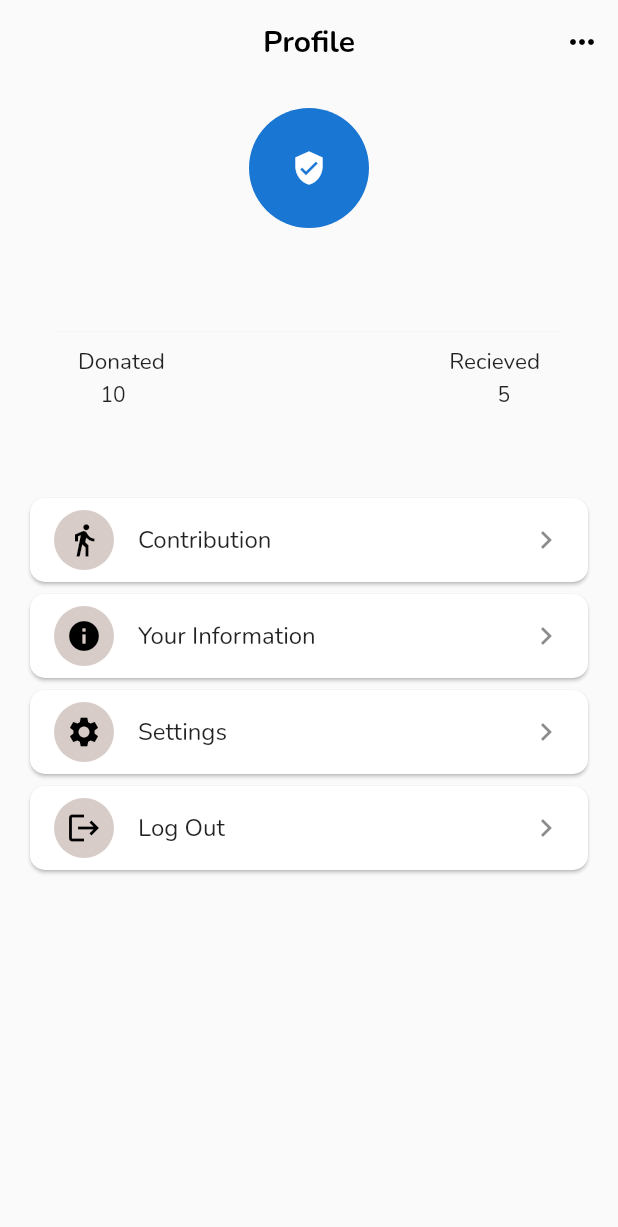
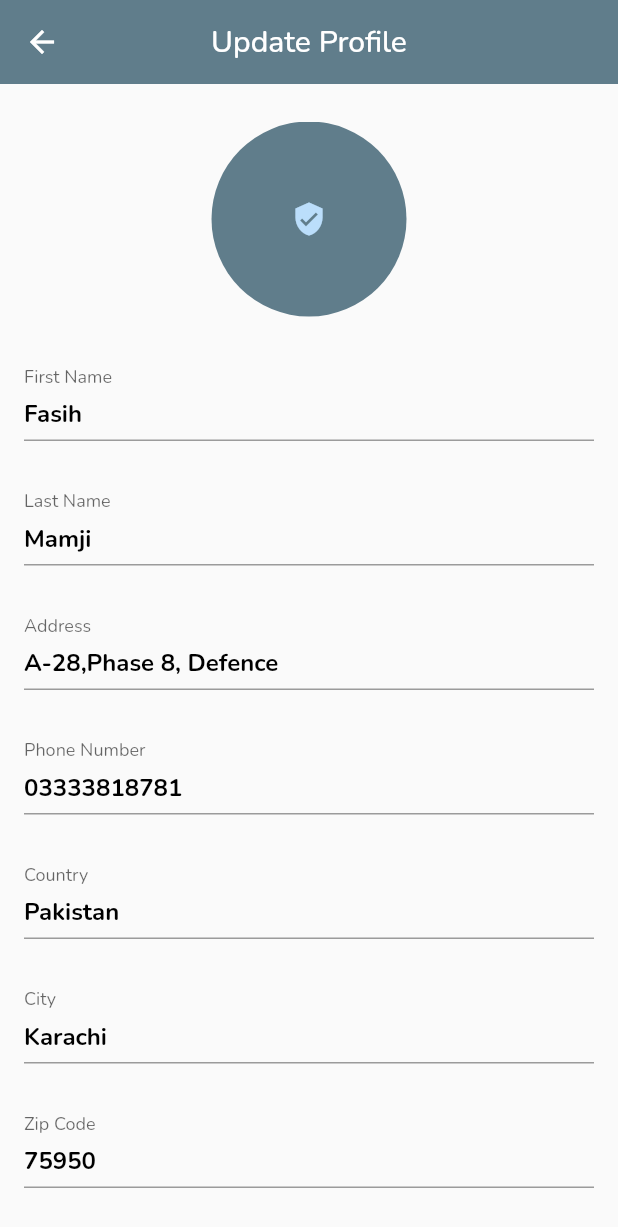
Before and after one commit to fasihmamji/Medicare, a Flutter app: the Myprofile screen opened directly, after a tap on the "keyboard control" icon, on a phone screen of 412 x 824 dp. Shown: the top 1227 px of the screen. Run offline on Flutter 3.47's test engine with Material 2 defaults, Android fonts, the phone set to English and light mode, and no system bars; our stand-ins replace cloud_firestore, firebase_auth, firebase_core, google_fonts; accounts and stored records are empty.

Commit message:
Update Profile Fixed

```diff
--- /dev/null
+++ b/lib/editprofile.dart
@@ -0,0 +1,196 @@
+import 'package:flutter/material.dart';
+
+class Editprofile extends StatefulWidget {
+  const Editprofile({Key? key}) : super(key: key);
+
+  @override
+  _EditprofileState createState() => _EditprofileState();
+}
+
+class _EditprofileState extends State<Editprofile> {
+  @override
+  Widget build(BuildContext context) {
+    return Scaffold(
+      appBar: AppBar(
+        centerTitle: true,
+        backgroundColor: Colors.blueGrey,
+        elevation: 0,
+        title: Text('Update Profile'),
+      ),
+      body: Container(
+        padding: EdgeInsets.only(left: 16, top: 25, right: 16),
+        child: GestureDetector(
+          onTap: () {
+            FocusScope.of(context).unfocus();
+          },
+          child: ListView(
+            children: [
+              // Text('Edit Profile',
+              // style: TextStyle(fontSize: 25, fontWeight: FontWeight.w500, fontFamily: 'SourceSansPro'),
+              // ),
+              // SizedBox(
+              //   height: 15,
+              // ),
+              Center(
+                child: Stack(
+                  children: [
+                    Container(
+                      width: 130,
+                      height: 130,
+                      child: CircleAvatar(
+                        radius: 60,
+                        backgroundColor: Colors.blueGrey,
+                        child: Center(
+                          child: Icon(Icons.verified_user),
+                        ),
+                      ),
+                    ),
+                  ],
+                ),
+              ),
+              SizedBox(
+                height: 35,
+              ),
+              TextField(
+                decoration: InputDecoration(
+                  contentPadding: EdgeInsets.only(bottom: 3),
+                  labelText: 'First Name',
+                  floatingLabelBehavior: FloatingLabelBehavior.always,
+                  hintText: 'Fasih',
+                  hintStyle: TextStyle(
+                      fontSize: 16,
+                      fontWeight: FontWeight.bold,
+                      color: Colors.black),
+                ),
+              ),
+              SizedBox(
+                height: 35,
+              ),
+              TextField(
+                decoration: InputDecoration(
+                  contentPadding: EdgeInsets.only(bottom: 3),
+                  labelText: 'Last Name',
+                  floatingLabelBehavior: FloatingLabelBehavior.always,
+                  hintText: 'Mamji',
+                  hintStyle: TextStyle(
+                      fontSize: 16,
+                      fontWeight: FontWeight.bold,
+                      color: Colors.black),
+                ),
+              ),
+              SizedBox(
+                height: 35,
+              ),
+              TextField(
+                decoration: InputDecoration(
+                  contentPadding: EdgeInsets.only(bottom: 3),
+                  labelText: 'Address',
+                  floatingLabelBehavior: FloatingLabelBehavior.always,
+                  hintText: 'A-28,Phase 8, Defence',
+                  hintStyle: TextStyle(
+                      fontSize: 16,
+                      fontWeight: FontWeight.bold,
+                      color: Colors.black),
+                ),
+              ),
+              SizedBox(
+                height: 35,
+              ),
+              TextField(
+                decoration: InputDecoration(
+                  contentPadding: EdgeInsets.only(bottom: 3),
+                  labelText: 'Phone Number',
+                  floatingLabelBehavior: FloatingLabelBehavior.always,
+                  hintText: '03333818781',
+                  hintStyle: TextStyle(
+                      fontSize: 16,
+                      fontWeight: FontWeight.bold,
+                      color: Colors.black),
+                ),
+              ),
+              SizedBox(
+                height: 35,
+              ),
+              TextField(
+                decoration: InputDecoration(
+                  contentPadding: EdgeInsets.only(bottom: 3),
+                  labelText: 'Country',
+                  floatingLabelBehavior: FloatingLabelBehavior.always,
+                  hintText: 'Pakistan',
+                  hintStyle: TextStyle(
+                      fontSize: 16,
+                      fontWeight: FontWeight.bold,
+                      color: Colors.black),
+                ),
+              ),
+              SizedBox(
+                height: 35,
+              ),
+              TextField(
+                decoration: InputDecoration(
+                  contentPadding: EdgeInsets.only(bottom: 3),
+                  labelText: 'City',
+                  floatingLabelBehavior: FloatingLabelBehavior.always,
+                  hintText: 'Karachi',
+                  hintStyle: TextStyle(
+                      fontSize: 16,
+                      fontWeight: FontWeight.bold,
+                      color: Colors.black),
+                ),
+              ),
+              SizedBox(
+                height: 35,
+              ),
+              TextField(
+                decoration: InputDecoration(
+                  contentPadding: EdgeInsets.only(bottom: 3),
+                  labelText: 'Zip Code',
+                  floatingLabelBehavior: FloatingLabelBehavior.always,
+                  hintText: '75950',
+                  hintStyle: TextStyle(
+                      fontSize: 16,
+                      fontWeight: FontWeight.bold,
+                      color: Colors.black),
+                ),
+              ),
+              SizedBox(height: 35),
+              Row(
+                mainAxisAlignment: MainAxisAlignment.spaceBetween,
+                children: [
+                  OutlineButton(
+                    padding: EdgeInsets.symmetric(horizontal: 50),
+                    shape: RoundedRectangleBorder(
+                        borderRadius: BorderRadius.circular(20)),
+                    onPressed: () {},
+                    child: Text(
+                      'Cancel',
+                      style: TextStyle(
+                        fontSize: 14,
+                        letterSpacing: 2.2,
+                        color: Colors.black,
+                      ),
+                    ),
+                  ),
+                  RaisedButton(
+                    onPressed: () {},
+                    color: Colors.blue.shade900,
+                    padding: EdgeInsets.symmetric(horizontal: 50),
+                    shape: RoundedRectangleBorder(
+                        borderRadius: BorderRadius.circular(20)),
+                    child: Text(
+                      'SAVE',
+                      style: TextStyle(
+                          fontSize: 14,
+                          letterSpacing: 2.2,
+                          color: Colors.white),
+                    ),
+                  ),
+                ],
+              ),
+            ],
+          ),
+        ),
+      ),
+    );
+  }
+}
--- a/lib/myprofile.dart
+++ b/lib/myprofile.dart
@@ -2,7 +2,10 @@ import 'package:flutter/cupertino.dart';
 import 'package:flutter/material.dart';
 import 'package:cloud_firestore/cloud_firestore.dart';
 import 'package:firebase_auth/firebase_auth.dart';
+import 'package:testing_app/editprofile.dart';
+import 'package:testing_app/login.dart';
 import 'package:testing_app/myinfo.dart';
+import 'package:testing_app/settings.dart';
 
 class Myprofile extends StatefulWidget {
   @override
@@ -58,7 +61,14 @@ class _MyprofileState extends State<Myprofile> {
               style:
                   TextStyle(color: Colors.black, fontWeight: FontWeight.bold)),
           actions: [
-            IconButton(icon: Icon(Icons.more_horiz), onPressed: () {})
+            IconButton(
+                icon: Icon(Icons.more_horiz),
+                onPressed: () {
+                  Navigator.of(context)
+                      .push(MaterialPageRoute(builder: (context) {
+                    return Editprofile();
+                  }));
+                })
           ]),
       body: Padding(
         padding: EdgeInsets.all(16.0),
@@ -158,7 +168,7 @@ class _MyprofileState extends State<Myprofile> {
                   Container(
                     child: Column(
                       children: [
-                        cardTile(Icons.directions_walk, 'Contribution', () {}),
+                        cardTile(Icons.directions_walk, 'My Listing', () {}),
                         cardTile(Icons.info, 'Your Information', () {
                           Navigator.push(
                               context,
@@ -177,8 +187,18 @@ class _MyprofileState extends State<Myprofile> {
                                     );
                                   }));
                         }),
-                        cardTile(Icons.settings, 'Settings', () {}),
-                        cardTile(Icons.logout, 'Log Out', () {}),
+                        cardTile(Icons.settings, 'Settings', () {
+                          Navigator.of(context)
+                              .push(MaterialPageRoute(builder: (context) {
+                            return Settingspass();
+                          }));
+                        }),
+                        cardTile(Icons.logout, 'Log Out', () {
+                          Navigator.of(context)
+                              .push(MaterialPageRoute(builder: (context) {
+                            return Login();
+                          }));
+                        }),
                       ],
                     ),
                   ),
--- /dev/null
+++ b/lib/settings.dart
@@ -0,0 +1,88 @@
+import 'package:flutter/material.dart';
+import 'package:firebase_auth/firebase_auth.dart';
+
+class Settingspass extends StatefulWidget {
+  @override
+  _SettingspassState createState() => _SettingspassState();
+}
+
+class _SettingspassState extends State<Settingspass> {
+  FirebaseAuth auth = FirebaseAuth.instance;
+  final emailController = TextEditingController();
+  @override
+  Widget build(BuildContext context) {
+    return Scaffold(
+      // extendBodyBehindAppBar: true,
+      appBar: AppBar(
+        centerTitle: true,
+        elevation: 0,
+        backgroundColor: Colors.blueGrey,
+        automaticallyImplyLeading: true,
+        title: Text(
+          'Reset Password',
+          style: TextStyle(fontSize: 30),
+        ),
+      ),
+      body: Stack(
+        children: [
+          // Positioned(
+          //   top: -100,
+          //   child: Image.asset(
+          //     'assets/login.png',
+          //     fit: BoxFit.cover,
+          //   ),
+          // ),
+          // const Padding(
+          //   padding: EdgeInsets.only(top: 100, left: 50),
+          //   child: Text(
+          //     'Reset Password',
+          //     style: TextStyle(
+          //         // fontFamily: 'Lobster',
+          //         color: Colors.black,
+          //         fontWeight: FontWeight.bold,
+          //         fontSize: 45),
+          //   ),
+          // ),
+          Container(
+            padding: EdgeInsets.only(
+              top: MediaQuery.of(context).size.height * 0.4,
+              right: 35,
+              left: 35,
+            ),
+            child: ListView(
+              children: [
+                TextField(
+                  controller: emailController,
+                  decoration: InputDecoration(
+                    fillColor: Colors.grey.shade200,
+                    filled: true,
+                    labelText: 'Email',
+                    hintText: 'Current Email',
+                    border: OutlineInputBorder(
+                        borderRadius: BorderRadius.circular(10)),
+                    prefixIcon: const Icon(Icons.email),
+                  ),
+                ),
+                const SizedBox(
+                  height: 20,
+                ),
+                Align(
+                  alignment: Alignment.topCenter,
+                  child: ElevatedButton(
+                    child:const Text(
+                      'Verify',
+                      style: TextStyle(fontSize: 22),
+                    ),
+                    onPressed: () {
+                      auth.sendPasswordResetEmail(email: emailController.text);
+                    },
+                  ),
+                ),
+              ],
+            ),
+          ),
+        ],
+      ),
+    );
+  }
+}
```
